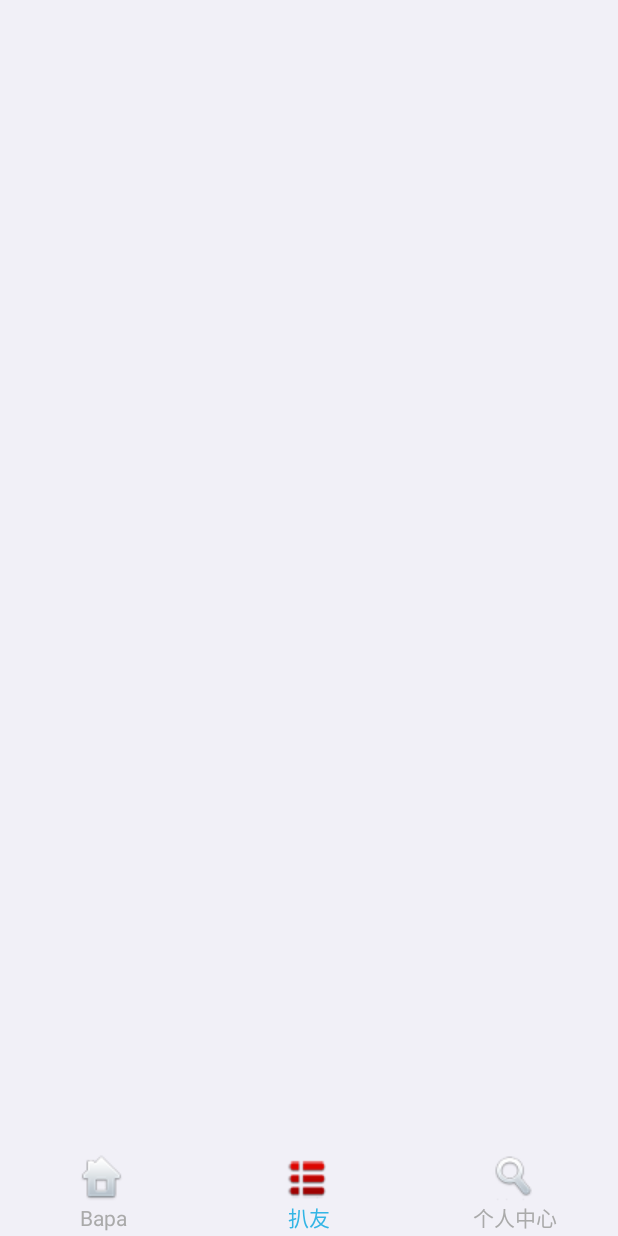
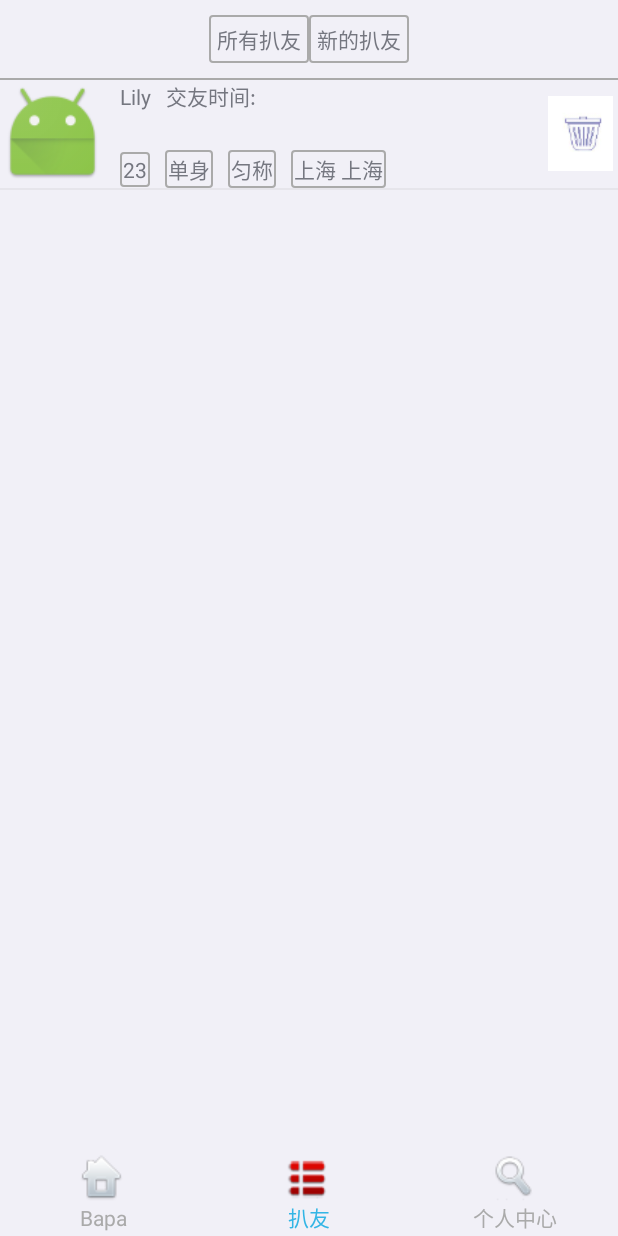
Before and after one commit to sasuke22/UnderMoon, an Android app: the screen it shows after launch (MainActivity), after a tap on "扒友", on a phone screen of 412 x 824 dp. Run offline under Robolectric (Android 15) with nearby library versions, the phone set to English and light mode, and no system bars.

Commit message:
修改报名界面listView

```diff
--- a/app/src/main/java/com/test/jwj/underMoon/Friends.java
+++ b/app/src/main/java/com/test/jwj/underMoon/Friends.java
@@ -1,9 +1,26 @@
 package com.test.jwj.underMoon;
+
+import android.graphics.drawable.BitmapDrawable;
+import android.graphics.drawable.Drawable;
 
 /**
  * Created by Administrator on 2017/4/22.
  */
 
 public class Friends {
+    public String name;
+    public String age;
+    public String marry;
+    public String figure;
+    public String city;
+    public BitmapDrawable touxiang;
+    public Friends(String name, String age, String marry, String figure, String city, BitmapDrawable touxiang) {
+        this.name = name;
+        this.age = age;
+        this.marry = marry;
+        this.figure = figure;
+        this.city = city;
+        this.touxiang = touxiang;
+    }
 
 }
--- a/app/src/main/java/com/test/jwj/underMoon/fragments/Fragment_friends.java
+++ b/app/src/main/java/com/test/jwj/underMoon/fragments/Fragment_friends.java
@@ -1,6 +1,8 @@
 package com.test.jwj.underMoon.fragments;
 
 import android.content.Context;
+import android.graphics.BitmapFactory;
+import android.graphics.drawable.BitmapDrawable;
 import android.os.Bundle;
 import android.view.LayoutInflater;
 import android.view.View;
@@ -17,19 +19,36 @@ import com.test.jwj.underMoon.R;
  * Created by Administrator on 2017/3/16.
  */
 
-public class Fragment_friends extends BaseFragment {
+public class Fragment_friends extends BaseFragment implements View.OnClickListener {
+    private Friends[] friends;              //TODO 网络获取的朋友列表
     @Override
     public View onCreateView(LayoutInflater inflater, ViewGroup container, Bundle savedInstanceState) {
         View view = inflater.inflate(R.layout.fragment_friends,container,false);
-        ListView lv_friends = (ListView) view.findViewById(R.id.lv_friends);
+        ListView lv_friends = (ListView) view.findViewById(R.id.lv_friendslist);
+        view.findViewById(R.id.tv_all_friends).setOnClickListener(this);
+        view.findViewById(R.id.tv_new_friends).setOnClickListener(this);
+        // TODO 通过网络请求获取到列表赋值给Friends
+        Friends lily = new Friends("Lily","23","单身","匀称","上海 上海",new BitmapDrawable(BitmapFactory.decodeResource(getResources(),R.mipmap.ic_launcher)));
+        friends = new Friends[]{lily};
         lv_friends.setAdapter(new MyAdapter(getActivity()));
         return view;
     }
 
+    @Override
+    public void onClick(View v) {
+        switch (v.getId()){
+            case R.id.tv_all_friends:
+                //TODO 应该是获取网络数据刷新列表
+                break;
+            case R.id.tv_new_friends:
+                //TODO 应该是获取网络数据刷新列表
+                break;
+        }
+    }
+
     class MyAdapter extends BaseAdapter{
         private LayoutInflater mInflater;
-        private Context context;
-        private Friends[] friends;              //网络获取的朋友列表
+        private Friends friend;
 
         MyAdapter(Context context){
             mInflater = LayoutInflater.from(context);
@@ -57,6 +76,7 @@ public class Fragment_friends extends BaseFragment {
         //创建View方法
         public View getView(int position, View convertView, ViewGroup parent) {
             ViewHolder holder;
+            friend = friends[position];
             if (convertView == null) {
                 convertView = mInflater.inflate(R.layout.item_friends, null);
                 holder = new ViewHolder();
@@ -70,8 +90,13 @@ public class Fragment_friends extends BaseFragment {
             }else {
                 holder = (ViewHolder) convertView.getTag();
             }
-            //获取网络数据加载到listview
-            holder.tv_name.setText("");
+            //TODO 获取网络数据加载到listview
+            holder.tv_name.setText(friend.name);
+            holder.iv_touxiang.setImageDrawable(friend.touxiang);
+            holder.tv_age .setText(friend.age);
+            holder.tv_city .setText(friend.city);
+            holder.tv_figure.setText(friend.figure);
+            holder.tv_marry.setText(friend.marry);
             return convertView;
         }
     }
--- /dev/null
+++ b/app/src/main/res/drawable/information_biankuang.xml
@@ -0,0 +1,6 @@
+<?xml version="1.0" encoding="utf-8"?>
+<shape xmlns:android="http://schemas.android.com/apk/res/android" >
+    <solid android:color="@android:color/transparent"/>
+    <corners android:radius="2dp" />
+    <stroke android:color="@android:color/darker_gray" android:width="1dp"/>
+</shape>
--- a/app/src/main/res/layout/activity_go_meeting.xml
+++ b/app/src/main/res/layout/activity_go_meeting.xml
@@ -54,8 +54,8 @@
             android:gravity="center"
             android:padding="5dp"/>
     </RadioGroup>
-    <FrameLayout
-        android:id="@+id/fl_meeting_content"
+    <ListView
+        android:id="@+id/lv_meeting_list"
         android:layout_width="match_parent"
         android:layout_height="match_parent"/>
 </LinearLayout>
--- a/app/src/main/res/layout/fragment_friends.xml
+++ b/app/src/main/res/layout/fragment_friends.xml
@@ -2,8 +2,33 @@
 <LinearLayout xmlns:android="http://schemas.android.com/apk/res/android"
     android:orientation="vertical" android:layout_width="match_parent"
     android:layout_height="match_parent">
+    <LinearLayout
+        android:layout_width="wrap_content"
+        android:layout_height="wrap_content"
+        android:orientation="horizontal"
+        android:layout_margin="10dp"
+        android:layout_gravity="center_horizontal">
+        <TextView
+            android:id="@+id/tv_all_friends"
+            android:layout_width="wrap_content"
+            android:layout_height="wrap_content"
+            android:background="@drawable/information_biankuang"
+            android:padding="5dp"
+            android:text="所有扒友"/>
+        <TextView
+            android:id="@+id/tv_new_friends"
+            android:layout_width="wrap_content"
+            android:layout_height="wrap_content"
+            android:background="@drawable/information_biankuang"
+            android:padding="5dp"
+            android:text="新的扒友"/>
+    </LinearLayout>
+    <View
+        android:layout_width="match_parent"
+        android:layout_height="1dp"
+        android:background="@android:color/darker_gray"/>
     <ListView
-        android:id="@+id/lv_friends"
+        android:id="@+id/lv_friendslist"
         android:layout_width="match_parent"
         android:layout_height="match_parent"/>
 </LinearLayout>
--- a/app/src/main/res/layout/item_friends.xml
+++ b/app/src/main/res/layout/item_friends.xml
@@ -1,22 +1,25 @@
 <?xml version="1.0" encoding="utf-8"?>
-<LinearLayout xmlns:android="http://schemas.android.com/apk/res/android"
-    android:orientation="horizontal" android:layout_width="match_parent"
+<RelativeLayout xmlns:android="http://schemas.android.com/apk/res/android"
+    android:layout_width="match_parent"
     android:layout_height="match_parent"
     android:layout_margin="10dp">
 
     <ImageView
         android:id="@+id/iv_touxiang"
-        android:layout_width="wrap_content"
-        android:layout_height="wrap_content"
+        android:layout_width="70dp"
+        android:layout_height="70dp"
         android:src="@mipmap/ic_launcher"
         />
     <LinearLayout
-        android:layout_width="match_parent"
+        android:layout_width="wrap_content"
         android:layout_height="match_parent"
-        android:orientation="vertical">
+        android:layout_toRightOf="@id/iv_touxiang"
+        android:orientation="vertical"
+        android:layout_marginLeft="10dp"
+        >
         <LinearLayout
             android:layout_width="match_parent"
-            android:layout_height="match_parent"
+            android:layout_height="wrap_content"
             android:orientation="horizontal">
             <TextView
                 android:id="@+id/tv_name"
@@ -30,31 +33,52 @@
                 android:layout_height="wrap_content"
                 android:text="交友时间:"/>
         </LinearLayout>
+
         <LinearLayout
             android:layout_width="match_parent"
             android:layout_height="match_parent"
-            android:layout_marginBottom="10dp">
+            android:orientation="horizontal"
+            android:layout_marginTop="25dp"
+            android:layout_alignParentBottom="true"
+            >
             <TextView
                 android:id="@+id/tv_age"
                 android:layout_width="wrap_content"
                 android:layout_height="wrap_content"
+                android:background="@drawable/information_biankuang"
+                android:layout_marginRight="10dp"
+                android:padding="2dp"
                 android:text="age"
                 />
             <TextView
                 android:id="@+id/tv_marry"
                 android:layout_width="wrap_content"
                 android:layout_height="wrap_content"
+                android:background="@drawable/information_biankuang"
+                android:layout_marginRight="10dp"
+                android:padding="2dp"
                 android:text="单身"/>
             <TextView
                 android:id="@+id/tv_figure"
                 android:layout_width="wrap_content"
                 android:layout_height="wrap_content"
+                android:background="@drawable/information_biankuang"
+                android:layout_marginRight="10dp"
+                android:padding="2dp"
                 android:text="匀称"/>
             <TextView
                 android:id="@+id/tv_city"
                 android:layout_width="wrap_content"
                 android:layout_height="wrap_content"
+                android:background="@drawable/information_biankuang"
+                android:padding="2dp"
                 android:text="城市"/>
         </LinearLayout>
     </LinearLayout>
-</LinearLayout>
+    <ImageView
+        android:layout_width="50dp"
+        android:layout_height="50dp"
+        android:layout_alignParentRight="true"
+        android:layout_centerVertical="true"
+        android:src="@mipmap/delete"/>
+</RelativeLayout>
```
Also changed, not shown: app/src/main/java/com/test/jwj/underMoon/GoMeetingActivity.java (+86 -22 lines), app/src/main/java/com/test/jwj/underMoon/MeetingDetail.java (added, +21 -0 lines), app/src/main/res/layout/item_today_contributes.xml (+11 -4 lines), app/src/main/res/mipmap-hdpi/delete.png (added).
